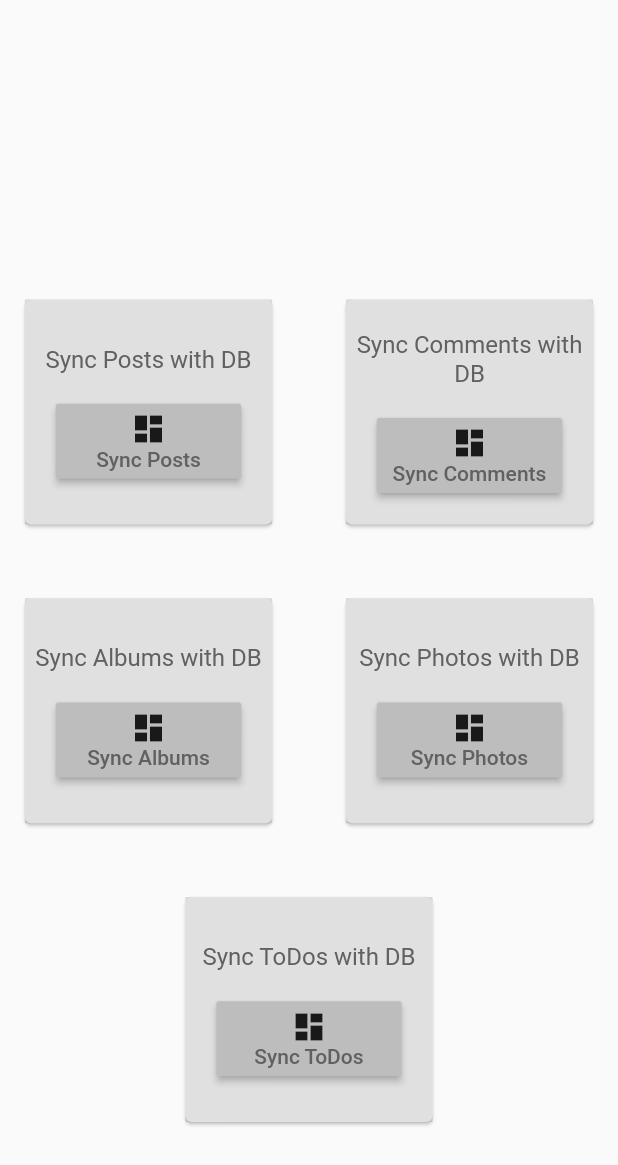
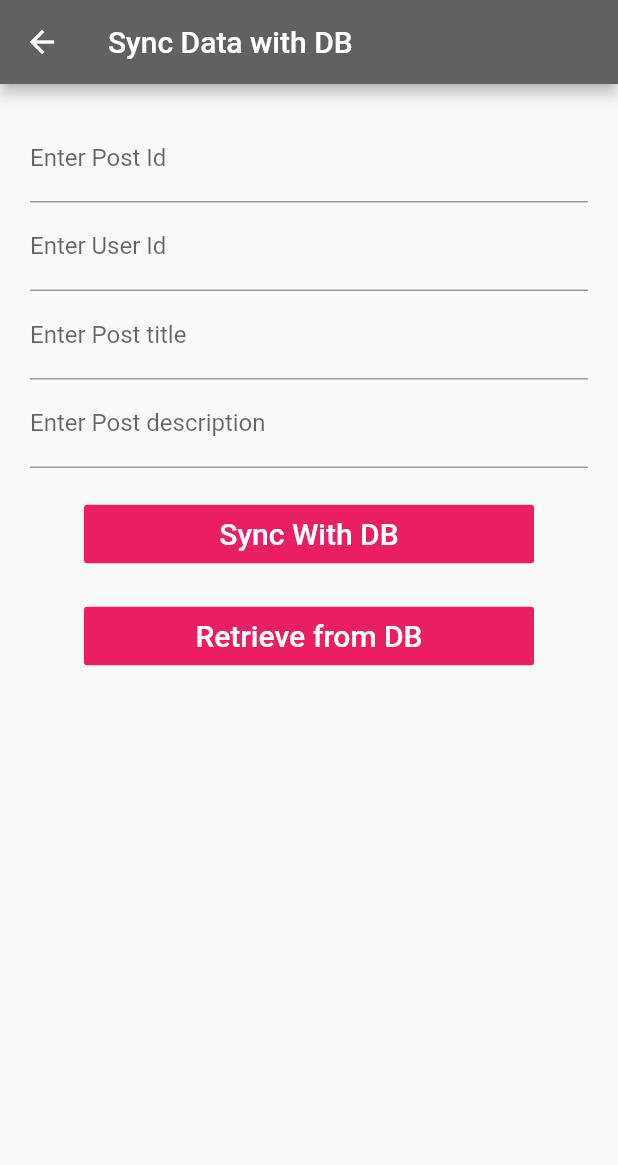
Before and after one commit to cgt-training/flutter_training_sample, a Flutter app: the Dashboard widget shown alone on an empty page, opened directly, after a tap on an icon or button, on a phone screen of 412 x 824 dp. Shown: the top 1165 px of the screen. Run offline on Flutter 3.47's test engine with Material 2 defaults, Android fonts, the phone set to English and light mode, and no system bars; our stand-ins replace dio, flutter_redux, image_picker, redux, sqflite; accounts and stored records are empty.

Commit message:
Posts table is created in database and also data is inserted using a form

```diff
--- /dev/null
+++ b/lib/db_operations/create_tables.dart
@@ -0,0 +1,44 @@
+import 'package:path/path.dart';
+import 'package:sqflite/sqflite.dart';
+
+class CreateTables{
+
+    // This function will create the database.
+    static createTableStatement(String tableName) async {
+        switch(tableName){
+            case 'Posts':
+                // Open the database.
+                print(tableName+" From CreateTables");
+                Future<Database> db = openDatabase(
+                    join(await getDatabasesPath(), 'project_database.db'),
+                    version: 1,
+                    onCreate: (db, version){
+                        // Run the create statement on database.
+                        return db.execute(
+                            'CREATE TABLE IF NOT EXISTS posts (id INTEGER PRIMARY KEY, userId INTEGER, title VARCHAR(50), body VARCHAR(100))'
+                        );
+                    }
+                );
+                break;
+            case 'Comments':
+                print(tableName+" From CreateTables");
+                // Open the database.
+                Future<Database> db = openDatabase(
+                    join(await getDatabasesPath(), 'project_database.db'),
+                    version: 1,
+                    onCreate: (db, version){
+                        // Run the create statement on database.
+                        return db.execute(
+                            'CREATE TABLE IF NOT EXISTS '+ tableName +' (id INTEGER PRIMARY KEY, postId INTEGER, name VARCHAR(50), email VARCHAR(50), body VARCHAR(100))'
+                        );
+                    }
+                );
+                break;
+            default:
+                return "No table created with given Name";
+        }
+
+    }
+
+
+}
--- /dev/null
+++ b/lib/db_operations/insert_tables.dart
@@ -0,0 +1,48 @@
+import 'package:path/path.dart';
+import 'package:sqflite/sqflite.dart';
+
+// Response Model
+import 'package:flutter_training_app/response_model/posts_response.dart';
+
+// Summary: this class will provide the insert statements for different tables in database.
+class InsertTables{
+
+    // Summary: Function will create the connection to database.
+    Future<Database> dbConnection() async {
+        Future<Database> database = openDatabase(
+                join(await getDatabasesPath(), 'project_database.db'), version: 1);
+        return database;
+    }
+
+    // Summary: insert the post in database.
+    Future<void> insertPost(PostsResponse post) async {
+
+        print("insertPost(PostsResponse post) async");
+        print(post);
+
+        Future<Database> database = dbConnection();
+        // Get a reference to the database.
+        final Database db = await database;
+
+        // Insert the post into the correct table. Also specify the `conflictAlgorithm`. In this case, if the same post is inserted
+        // multiple times, it replaces the previous data.
+        await db.insert(
+            'posts',
+            post.toMap(),
+            conflictAlgorithm: ConflictAlgorithm.replace,
+        );
+
+    }
+
+    // Summary: this will return the data contain by posts table.
+    Future<List> retrievePosts() async {
+        Future<Database> database = dbConnection();
+        final Database db = await database;
+        var result = await db.rawQuery("select * from posts");
+        print("retrievePosts() async");
+        print(result.toList());
+
+        return result.toList();
+    }
+
+}
--- a/lib/response_model/posts_response.dart
+++ b/lib/response_model/posts_response.dart
@@ -2,10 +2,10 @@
 
 class PostsResponse{
 
-    final int userId;
-    final int id;
-    final String title;
-    final String body;
+    int userId;
+    int id;
+    String title;
+    String body;
 
     PostsResponse({
         this.userId,
@@ -23,4 +23,15 @@ class PostsResponse{
             body: json['body']
         );
     }
+
+    Map<String, dynamic> toMap() {
+        return {
+            'userId': userId,
+            'id': id,
+            'title': title,
+            'body': body
+        };
+    }
+
+
 }
--- a/lib/screen_state/side_menu/posts_state.dart
+++ b/lib/screen_state/side_menu/posts_state.dart
@@ -2,6 +2,7 @@ import 'package:flutter/material.dart';
 
 // Api Calling
 import 'package:flutter_training_app/api_calling/posts.dart';
+import 'package:flutter_training_app/db_operations/insert_tables.dart';
 
 // Response Model
 import 'package:flutter_training_app/response_model/posts_response.dart';
@@ -17,7 +18,7 @@ class PostsState extends State<Posts>{
 
     List<PostsResponse> postsResponseData;
     int lengthOfData;
-
+    InsertTables insertTables = new InsertTables();
     @override
     void initState() {
     // TODO: implement initState
@@ -40,7 +41,7 @@ class PostsState extends State<Posts>{
                         child: ListView.builder(
                             itemCount: posts.length,
                             itemBuilder: (context, index){
-                                return RowListView.postListRow(posts[index], index, context);
+                                return RowListView.postListRow(posts[index], index, context, insertTables);
                             }),
                         removeTop: true,
                     );
--- a/lib/screens/side_menu_screens/dashboard.dart
+++ b/lib/screens/side_menu_screens/dashboard.dart
@@ -2,6 +2,7 @@ import 'package:flutter/material.dart';
 import 'package:flutter/painting.dart';
 import 'package:flutter/widgets.dart';
 import 'package:flutter_training_app/screens/screen_props/login_props.dart';
+import 'package:flutter_training_app/screens/sync_db_detail.dart';
 import 'package:redux/redux.dart';
 import 'package:flutter_redux/flutter_redux.dart';
 
@@ -51,7 +52,18 @@ class Dashboard extends StatelessWidget {
                                         )
                                     ],
                                 ),
-                                onPressed: ()=> print("Button pressed for "+table),
+                                onPressed: (){
+                                    print("Button pressed for "+table);
+                                    Navigator.of(context).push(
+                                        MaterialPageRoute(
+                                            builder:(context){
+                                                return SyncDBDetail(table);
+                                            }
+                                        )
+
+                                    );
+                                }
+
                             )
                         )
 
@@ -65,7 +77,7 @@ class Dashboard extends StatelessWidget {
     Widget build(BuildContext context) {
         return StoreConnector<AppState, LoginProps>(
             converter: (Store<AppState> store) {
-//                this._loginAPIResponseObject = store.state.loginAPIResponse;
+
                 return LoginProps.mapStateToProps(store);
             },
             builder: (BuildContext context, props) {
--- /dev/null
+++ b/lib/screens/sync_db_detail.dart
@@ -0,0 +1,152 @@
+import 'package:flutter/material.dart';
+
+// DB Operations
+import 'package:flutter_training_app/db_operations/create_tables.dart';
+import 'package:flutter_training_app/db_operations/insert_tables.dart';
+
+// Response Model
+import 'package:flutter_training_app/response_model/posts_response.dart';
+
+// Validators
+import 'package:flutter_training_app/validators/textFieldValidators.dart';
+
+// Summary: class will triggered when we try to sync data from dashboard.
+class SyncDBDetail extends StatelessWidget {
+
+    String tableName;
+    final _formKey = GlobalKey<FormState>();
+
+    // DB_Operations
+    InsertTables insertTable = new InsertTables();
+
+    // Form nodes
+    FocusNode postIdNode = new FocusNode();
+    FocusNode userIdNode = new FocusNode();
+    FocusNode titleNode = new FocusNode();
+    FocusNode bodyNode = new FocusNode();
+
+    // Models
+    PostsResponse postsModel = new PostsResponse();
+
+    // Validators
+    TextFieldValidators txtFieldValidators = new TextFieldValidators();
+
+    // Will Create the table in database.
+    SyncDBDetail(String name){
+
+        this.tableName = name;
+        // Summary: Will create the table if not created yet.
+        Future<dynamic> response = CreateTables.createTableStatement(this.tableName);
+    }
+
+    // Summary: This function will execute when we submit form.
+    submitForm(){
+        print("submitForm()");
+        if(_formKey.currentState.validate()){
+            _formKey.currentState.save();
+            insertTable.insertPost(postsModel);
+        }
+    }
+
+    // Summary: This function will retrieve the data from database.
+    retrieveData(){
+        insertTable.retrievePosts();
+    }
+
+    @override
+    Widget build(BuildContext context) {
+        // TODO: implement build
+        return Scaffold(
+            appBar: AppBar(
+                backgroundColor: Colors.grey[700],
+                title: Text("Sync Data with DB"),
+            ),
+            body:
+            Form(
+                key: _formKey,
+                    child: Center(
+                        child:Container(
+                            margin: EdgeInsets.all(20.0),
+                            child: Column(
+                                // crossAxisAlignment: CrossAxisAlignment.start,
+                                children: <Widget>[
+                                    TextFormField(
+                                        decoration: const InputDecoration(
+                                            labelText: 'Enter Post Id'
+                                        ),
+                                        focusNode: postIdNode,
+                                        onSaved: (value) => postsModel.id = int.parse(value),
+                                        validator: (value) => this.txtFieldValidators.validateFieldValue(value, 'id')
+                                    ),
+                                    TextFormField(
+                                        decoration: const InputDecoration(
+                                            labelText: 'Enter User Id'
+                                        ),
+                                        focusNode: userIdNode,
+                                        onSaved: (value) => postsModel.userId = int.parse(value),
+                                        validator: (value) => this.txtFieldValidators.validateFieldValue(value, 'id')
+                                    ),
+                                    TextFormField(
+                                        decoration: const InputDecoration(
+                                            labelText: 'Enter Post title'
+                                        ),
+                                        focusNode: titleNode,
+                                        onSaved: (value) => postsModel.title = value,
+                                        validator: (value) => this.txtFieldValidators.validateFieldValue(value, 'title')
+                                    ),
+                                    TextFormField(
+                                        decoration: const InputDecoration(
+                                            labelText: 'Enter Post description'
+                                        ),
+                                        focusNode: bodyNode,
+                                        onSaved: (value) => postsModel.body = value,
+                                        validator: (value) => this.txtFieldValidators.validateFieldValue(value, 'body')
+                                    ),
+                                    Container(
+                                        margin: EdgeInsets.only(top: 20),
+                                        child: ButtonTheme(
+                                            minWidth: 300,
+                                            height:30,
+                                            child: FlatButton(
+                                                color: Colors.pink[500],
+                                                textColor: Colors.white,
+                                                disabledColor: Colors.grey,
+                                                disabledTextColor: Colors.black,
+                                                padding: EdgeInsets.all(8.0),
+                                                splashColor: Colors.blueAccent,
+                                                onPressed: ()=> this.submitForm(),
+                                                child: Text(
+                                                    "Sync With DB",
+                                                    style: TextStyle(fontSize: 20.0),
+                                                ),
+                                            ),
+                                        ),
+                                    ),
+                                    Container(
+                                        margin: EdgeInsets.only(top: 20),
+                                        child: ButtonTheme(
+                                            minWidth: 300,
+                                            height:30,
+                                            child: FlatButton(
+                                                color: Colors.pink[500],
+                                                textColor: Colors.white,
+                                                disabledColor: Colors.grey,
+                                                disabledTextColor: Colors.black,
+                                                padding: EdgeInsets.all(8.0),
+                                                splashColor: Colors.blueAccent,
+                                                onPressed: ()=> this.retrieveData(),
+                                                child: Text(
+                                                    "Retrieve from DB",
+                                                    style: TextStyle(fontSize: 20.0),
+                                                ),
+                                            ),
+                                        ),
+                                    ),
+                                ],
+                            ),
+                        )
+                    ),
+             )
+        );
+    }
+}
--- a/lib/ui_elements/row_listview.dart
+++ b/lib/ui_elements/row_listview.dart
@@ -1,5 +1,8 @@
 import 'package:flutter/material.dart';
 import 'package:flutter/widgets.dart';
+
+// Db Operations
+import 'package:flutter_training_app/db_operations/insert_tables.dart';
 
 // Response Model
 import 'package:flutter_training_app/response_model/posts_response.dart';
@@ -10,7 +13,9 @@ import 'package:flutter_training_app/screens/post_detail.dart';
 // Summary: Returns the UI for row of posts list view.
 class RowListView{
 
-    static Card postListRow(PostsResponse post, int index, BuildContext context){
+    static Card postListRow(PostsResponse post, int index, BuildContext context, InsertTables insertTables){
+
+        insertTables.insertPost(post);
 
         return Card(
             child: Column(
--- /dev/null
+++ b/lib/ui_elements/sync_db_detail_ui.dart
@@ -0,0 +1,3 @@
+class SyncDBDetailUI{
+
+}
--- a/pubspec.yaml
+++ b/pubspec.yaml
@@ -31,6 +31,7 @@ dependencies:
   redux: ^3.0.0
   flutter_redux: ^0.5.3
   sqflite: ^1.2.2
+  path:
 
 dev_dependencies:
   flutter_test:
```
Also changed, not shown: pubspec.lock, 3 other files.
